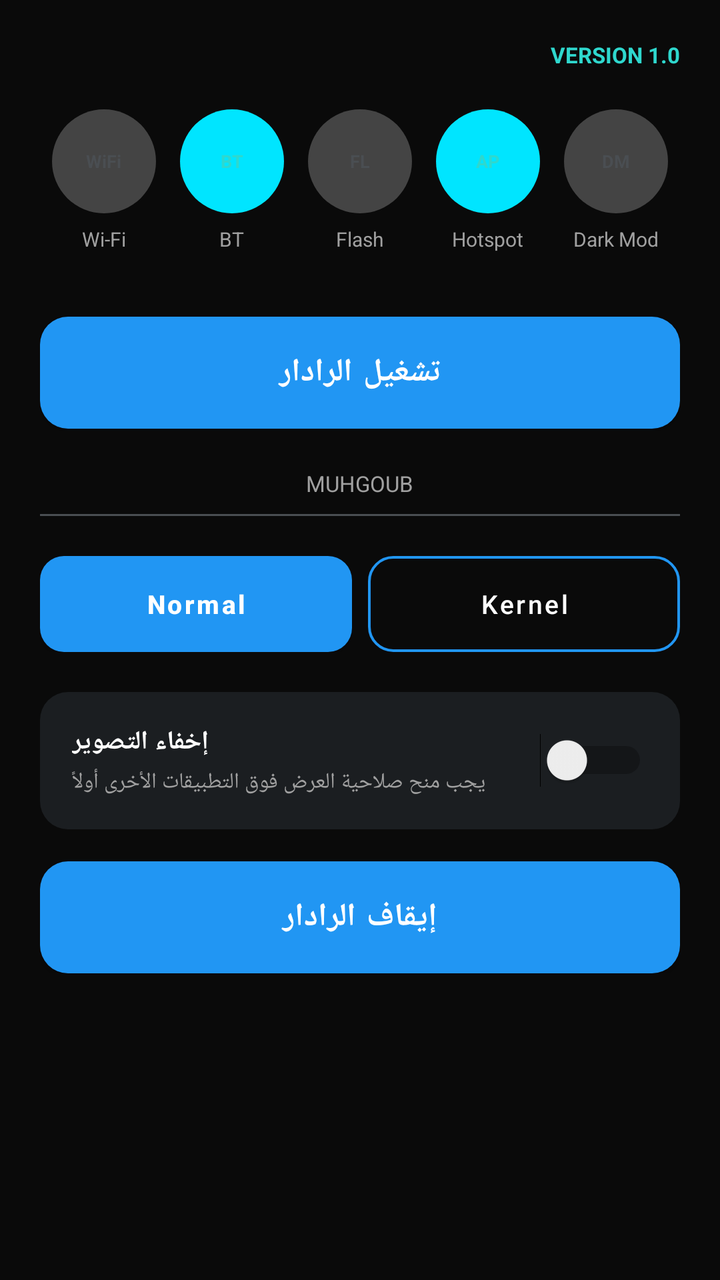
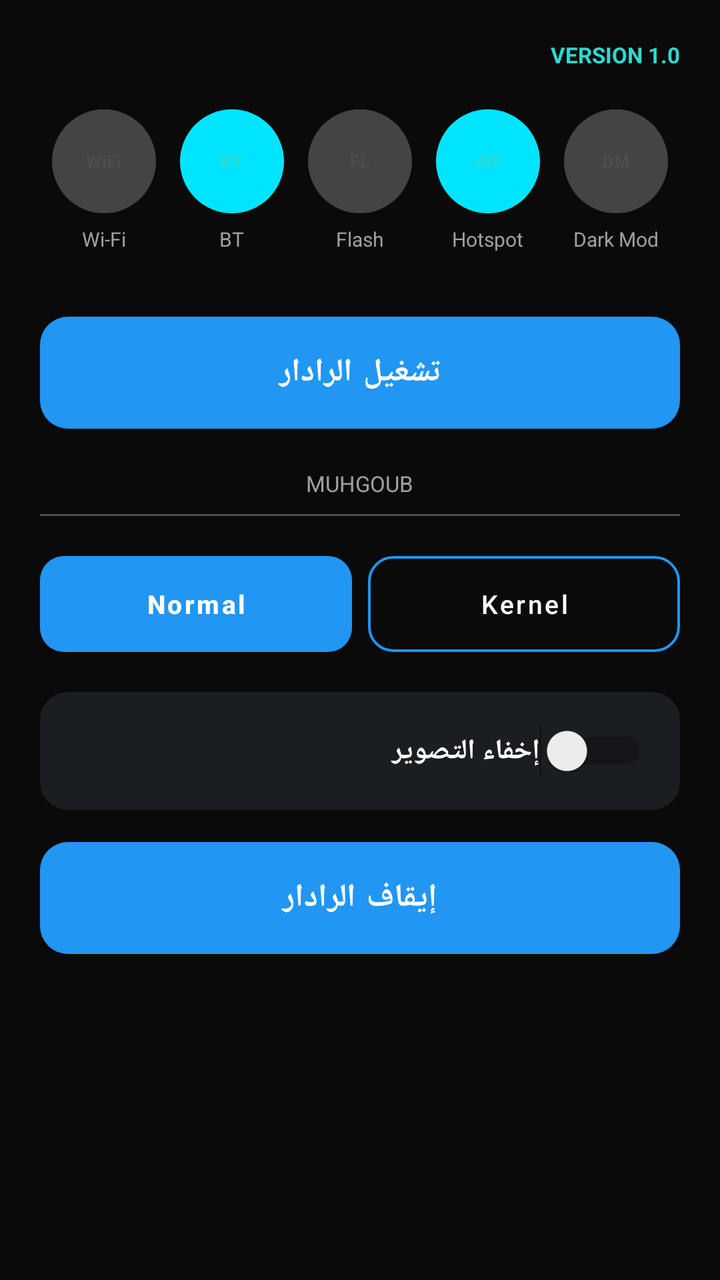

The first picture is an Android layout as it rendered before a commit; the second is the same layout after the commit. The layout source and the unified diff follow.
<!-- AndroidManifest.xml: application theme Theme.MuhgoubHUD -->
<!-- res/layout/activity_main.xml -->
<?xml version="1.0" encoding="utf-8"?>
<ScrollView xmlns:android="http://schemas.android.com/apk/res/android"
    android:layout_width="match_parent"
    android:layout_height="match_parent"
    android:background="@color/bg_dark">

    <LinearLayout
        android:layout_width="match_parent"
        android:layout_height="wrap_content"
        android:orientation="vertical"
        android:padding="20dp">

        <TextView
            android:layout_width="match_parent"
            android:layout_height="wrap_content"
            android:gravity="end"
            android:text="VERSION 1.0"
            android:textColor="@color/cyan_accent"
            android:textSize="11sp"
            android:textStyle="bold" />

        <LinearLayout
            android:layout_width="match_parent"
            android:layout_height="wrap_content"
            android:layout_marginTop="20dp"
            android:orientation="horizontal"
            android:weightSum="5">

            <LinearLayout
                android:layout_width="0dp"
                android:layout_height="wrap_content"
                android:layout_weight="1"
                android:gravity="center"
                android:orientation="vertical">
                <FrameLayout
                    android:layout_width="52dp"
                    android:layout_height="52dp"
                    android:background="@drawable/bg_icon_circle_gray">
                    <TextView
                        android:layout_width="wrap_content"
                        android:layout_height="wrap_content"
                        android:layout_gravity="center"
                        android:text="WiFi"
                        android:textColor="@color/icon_circle_gray"
                        android:textSize="9sp"
                        android:textStyle="bold" />
                </FrameLayout>
                <TextView
                    android:layout_width="wrap_content"
                    android:layout_height="wrap_content"
                    android:layout_marginTop="6dp"
                    android:text="@string/tool_wifi"
                    android:textColor="@color/text_secondary"
                    android:textSize="10sp" />
            </LinearLayout>

            <LinearLayout
                android:layout_width="0dp"
                android:layout_height="wrap_content"
                android:layout_weight="1"
                android:gravity="center"
                android:orientation="vertical">
                <FrameLayout
                    android:layout_width="52dp"
                    android:layout_height="52dp"
                    android:background="@drawable/bg_icon_circle_accent">
                    <TextView
                        android:layout_width="wrap_content"
                        android:layout_height="wrap_content"
                        android:layout_gravity="center"
                        android:text="BT"
                        android:textColor="@color/cyan_accent"
                        android:textSize="9sp"
                        android:textStyle="bold" />
                </FrameLayout>
                <TextView
                    android:layout_width="wrap_content"
                    android:layout_height="wrap_content"
                    android:layout_marginTop="6dp"
                    android:text="@string/tool_bluetooth"
                    android:textColor="@color/text_secondary"
                    android:textSize="10sp" />
            </LinearLayout>

            <LinearLayout
                android:layout_width="0dp"
                android:layout_height="wrap_content"
                android:layout_weight="1"
                android:gravity="center"
                android:orientation="vertical">
                <FrameLayout
                    android:layout_width="52dp"
                    android:layout_height="52dp"
                    android:background="@drawable/bg_icon_circle_gray">
                    <TextView
                        android:layout_width="wrap_content"
                        android:layout_height="wrap_content"
                        android:layout_gravity="center"
                        android:text="FL"
                        android:textColor="@color/icon_circle_gray"
                        android:textSize="9sp"
                        android:textStyle="bold" />
                </FrameLayout>
                <TextView
                    android:layout_width="wrap_content"
                    android:layout_height="wrap_content"
                    android:layout_marginTop="6dp"
                    android:text="@string/tool_flashlight"
                    android:textColor="@color/text_secondary"
                    android:textSize="10sp" />
            </LinearLayout>

            <LinearLayout
                android:layout_width="0dp"
                android:layout_height="wrap_content"
                android:layout_weight="1"
                android:gravity="center"
                android:orientation="vertical">
                <FrameLayout
                    android:layout_width="52dp"
                    android:layout_height="52dp"
                    android:background="@drawable/bg_icon_circle_accent">
                    <TextView
                        android:layout_width="wrap_content"
                        android:layout_height="wrap_content"
                        android:layout_gravity="center"
                        android:text="AP"
                        android:textColor="@color/cyan_accent"
                        android:textSize="9sp"
                        android:textStyle="bold" />
                </FrameLayout>
                <TextView
                    android:layout_width="wrap_content"
                    android:layout_height="wrap_content"
                    android:layout_marginTop="6dp"
                    android:text="@string/tool_hotspot"
                    android:textColor="@color/text_secondary"
                    android:textSize="10sp" />
            </LinearLayout>

            <LinearLayout
                android:layout_width="0dp"
                android:layout_height="wrap_content"
                android:layout_weight="1"
                android:gravity="center"
                android:orientation="vertical">
                <FrameLayout
                    android:layout_width="52dp"
                    android:layout_height="52dp"
                    android:background="@drawable/bg_icon_circle_gray">
                    <TextView
                        android:layout_width="wrap_content"
                        android:layout_height="wrap_content"
                        android:layout_gravity="center"
                        android:text="DM"
                        android:textColor="@color/icon_circle_gray"
                        android:textSize="9sp"
                        android:textStyle="bold" />
                </FrameLayout>
                <TextView
                    android:layout_width="wrap_content"
                    android:layout_height="wrap_content"
                    android:layout_marginTop="6dp"
                    android:text="@string/tool_dark_mode"
                    android:textColor="@color/text_secondary"
                    android:textSize="10sp" />
            </LinearLayout>

        </LinearLayout>

        
        <Button
            android:id="@+id/btnLaunchPanel"
            android:layout_width="match_parent"
            android:layout_height="56dp"
            android:layout_marginTop="32dp"
            android:background="@drawable/bg_main_button"
            android:text="تشغيل الرادار"
            android:textAllCaps="false"
            android:textColor="@color/white"
            android:textSize="16sp"
            android:textStyle="bold" />

        <TextView
            android:layout_width="wrap_content"
            android:layout_height="wrap_content"
            android:layout_marginTop="20dp"
            android:layout_gravity="center"
            android:text="@string/app_name"
            android:textColor="@color/text_secondary"
            android:textSize="11sp" />

        <View
            android:layout_width="match_parent"
            android:layout_height="1dp"
            android:layout_marginTop="8dp"
            android:layout_marginBottom="20dp"
            android:background="@color/icon_circle_gray" />

        
        <LinearLayout
            android:layout_width="match_parent"
            android:layout_height="wrap_content"
            android:orientation="horizontal"
            android:weightSum="2">

            <Button
                android:id="@+id/btnModeNormal"
                android:layout_width="0dp"
                android:layout_height="48dp"
                android:layout_weight="1"
                android:layout_marginEnd="8dp"
                android:background="@drawable/bg_segment_filled"
                android:text="Normal"
                android:textAllCaps="false"
                android:textColor="@color/white"
                android:textSize="13sp"
                android:textStyle="bold" />

            <Button
                android:id="@+id/btnModeTurbo"
                android:layout_width="0dp"
                android:layout_height="48dp"
                android:layout_weight="1"
                android:background="@drawable/bg_segment_outline"
                android:text="Kernel"
                android:textAllCaps="false"
                android:textColor="@color/white"
                android:textSize="13sp" />

        </LinearLayout>

        
        <LinearLayout
            android:layout_width="match_parent"
            android:layout_height="wrap_content"
            android:layout_marginTop="20dp"
            android:background="@drawable/bg_overlay_card"
            android:gravity="center_vertical"
            android:orientation="horizontal"
            android:padding="16dp">

            <LinearLayout
                android:layout_width="0dp"
                android:layout_height="wrap_content"
                android:layout_weight="1"
                android:orientation="vertical">

                <TextView
                    android:layout_width="wrap_content"
                    android:layout_height="wrap_content"
                    android:text="إخفاء التصوير"
                    android:textColor="@color/text_primary"
                    android:textSize="13sp"
                    android:textStyle="bold" />

                <TextView
                    android:layout_width="wrap_content"
                    android:layout_height="wrap_content"
                    android:layout_marginTop="4dp"
                    android:text="@string/need_overlay_permission"
                    android:textColor="@color/text_secondary"
                    android:textSize="11sp" />

            </LinearLayout>

            <Switch
                android:id="@+id/switchPermission"
                android:layout_width="wrap_content"
                android:layout_height="wrap_content" />

        </LinearLayout>

        
        <Button
            android:id="@+id/btnStopPanel"
            android:layout_width="match_parent"
            android:layout_height="56dp"
            android:layout_marginTop="16dp"
            android:background="@drawable/bg_main_button"
            android:text="إيقاف الرادار"
            android:textAllCaps="false"
            android:textColor="@color/white"
            android:textSize="16sp"
            android:textStyle="bold" />

    </LinearLayout>

</ScrollView>
<!-- resources referenced by this layout -->
<resources>
  <color name="bg_dark">#FF0A0A0A</color>
  <color name="cyan_accent">#FF2FD8CE</color>
  <color name="icon_circle_gray">#FF4A4E52</color>
  <color name="text_primary">#FFFFFFFF</color>
  <color name="text_secondary">#FFA0A0A0</color>
  <color name="white">#FFFFFFFF</color>
  <!-- drawable bg_icon_circle_accent (drawable) -->
  <?xml version="1.0" encoding="utf-8"?>
  <shape xmlns:android="http://schemas.android.com/apk/res/android"
      android:shape="oval">
      <solid android:color="#00E5FF" />
  </shape>
  <!-- drawable bg_icon_circle_gray (drawable) -->
  <?xml version="1.0" encoding="utf-8"?>
  <shape xmlns:android="http://schemas.android.com/apk/res/android"
      android:shape="oval">
      <solid android:color="#444444" />
  </shape>
  <!-- drawable bg_main_button (drawable) -->
  <?xml version="1.0" encoding="utf-8"?>
  <shape xmlns:android="http://schemas.android.com/apk/res/android"
      android:shape="rectangle">
      <solid android:color="@color/start_blue" />
      <corners android:radius="14dp" />
  </shape>
  <!-- drawable bg_overlay_card (drawable) -->
  <?xml version="1.0" encoding="utf-8"?>
  <shape xmlns:android="http://schemas.android.com/apk/res/android"
      android:shape="rectangle">
      <solid android:color="@color/card_bg" />
      <corners android:radius="14dp" />
  </shape>
  <!-- drawable bg_segment_filled (drawable) -->
  <?xml version="1.0" encoding="utf-8"?>
  <shape xmlns:android="http://schemas.android.com/apk/res/android"
      android:shape="rectangle">
      <solid android:color="@color/teal_accent" />
      <corners android:radius="12dp" />
  </shape>
  <!-- drawable bg_segment_outline (drawable) -->
  <?xml version="1.0" encoding="utf-8"?>
  <shape xmlns:android="http://schemas.android.com/apk/res/android"
      android:shape="rectangle">
      <solid android:color="@android:color/transparent" />
      <stroke android:width="1.2dp" android:color="@color/text_secondary" />
      <corners android:radius="12dp" />
  </shape>
  <string name="app_name">MUHGOUB</string>
  <string name="need_overlay_permission">يجب منح صلاحية العرض فوق التطبيقات الأخرى أولاً</string>
  <string name="tool_bluetooth">BT</string>
  <string name="tool_dark_mode">Dark Mod</string>
  <string name="tool_flashlight">Flash</string>
  <string name="tool_hotspot">Hotspot</string>
  <string name="tool_wifi">Wi-Fi</string>
  <style name="Theme.MuhgoubHUD" parent="Theme.MaterialComponents.DayNight.NoActionBar">
          <item name="colorPrimary">@color/accent</item>
          <item name="colorPrimaryDark">@color/pure_black</item>
          <item name="colorAccent">@color/cyan_accent</item>
          <item name="android:windowBackground">@color/bg_dark</item>
          <item name="android:statusBarColor">@color/pure_black</item>
          <item name="android:navigationBarColor">@color/pure_black</item>
          <item name="android:windowLightStatusBar" tools:targetApi="m">false</item>
      </style>
  <color name="start_blue">#FF4B9FD6</color>
  <color name="card_bg">#FF1B1E21</color>
  <color name="teal_accent">#FF2FD8CE</color>
  <color name="accent">#FF2196F3</color>
  <color name="pure_black">#FF000000</color>
</resources>

<!-- the commit's change to res/layout/activity_main.xml (unified diff, before → after) -->
@@ -240,29 +240,14 @@
             android:orientation="horizontal"
             android:padding="16dp">
 
-            <LinearLayout
-                android:layout_width="0dp"
-                android:layout_height="wrap_content"
-                android:layout_weight="1"
-                android:orientation="vertical">
-
-                <TextView
-                    android:layout_width="wrap_content"
-                    android:layout_height="wrap_content"
-                    android:text="إخفاء التصوير"
-                    android:textColor="@color/text_primary"
-                    android:textSize="13sp"
-                    android:textStyle="bold" />
-
-                <TextView
-                    android:layout_width="wrap_content"
-                    android:layout_height="wrap_content"
-                    android:layout_marginTop="4dp"
-                    android:text="@string/need_overlay_permission"
-                    android:textColor="@color/text_secondary"
-                    android:textSize="11sp" />
-
-            </LinearLayout>
+            <TextView
+                android:layout_width="0dp"
+                android:layout_height="wrap_content"
+                android:layout_weight="1"
+                android:text="إخفاء التصوير"
+                android:textColor="@color/text_primary"
+                android:textSize="14sp"
+                android:textStyle="bold" />
 
             <Switch
                 android:id="@+id/switchPermission"
<!-- resource entries referenced after the edit -->
@@ -48,7 +48,6 @@
       <corners android:radius="12dp" />
   </shape>
   <string name="app_name">MUHGOUB</string>
-  <string name="need_overlay_permission">يجب منح صلاحية العرض فوق التطبيقات الأخرى أولاً</string>
   <string name="tool_bluetooth">BT</string>
   <string name="tool_dark_mode">Dark Mod</string>
   <string name="tool_flashlight">Flash</string>
